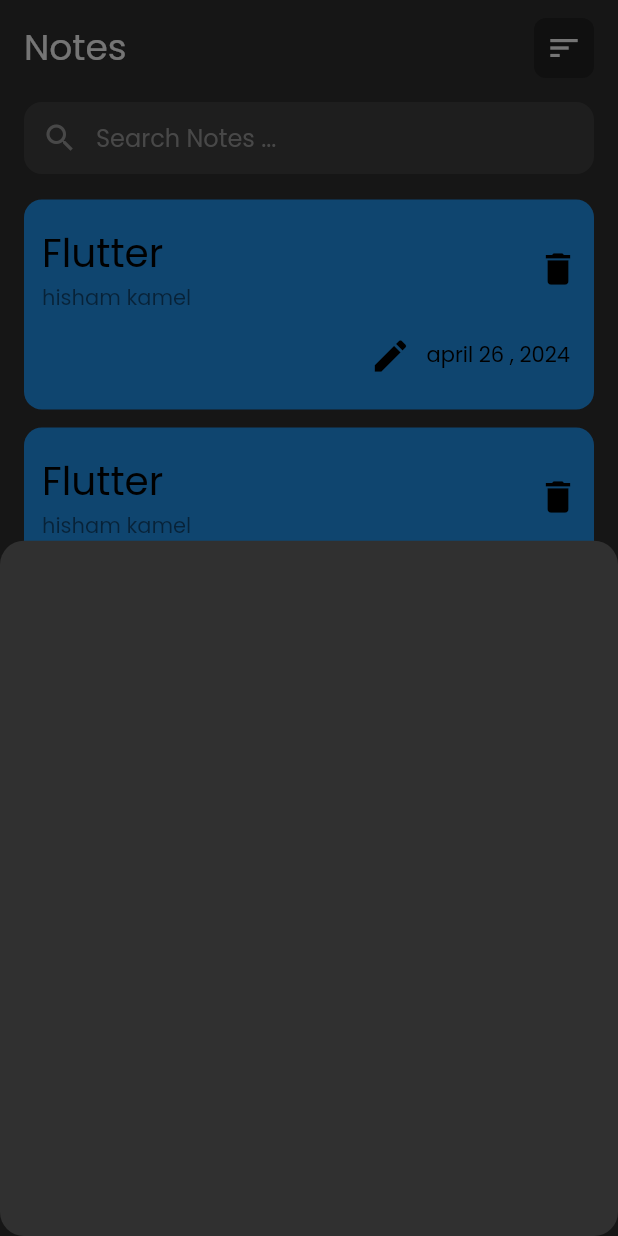
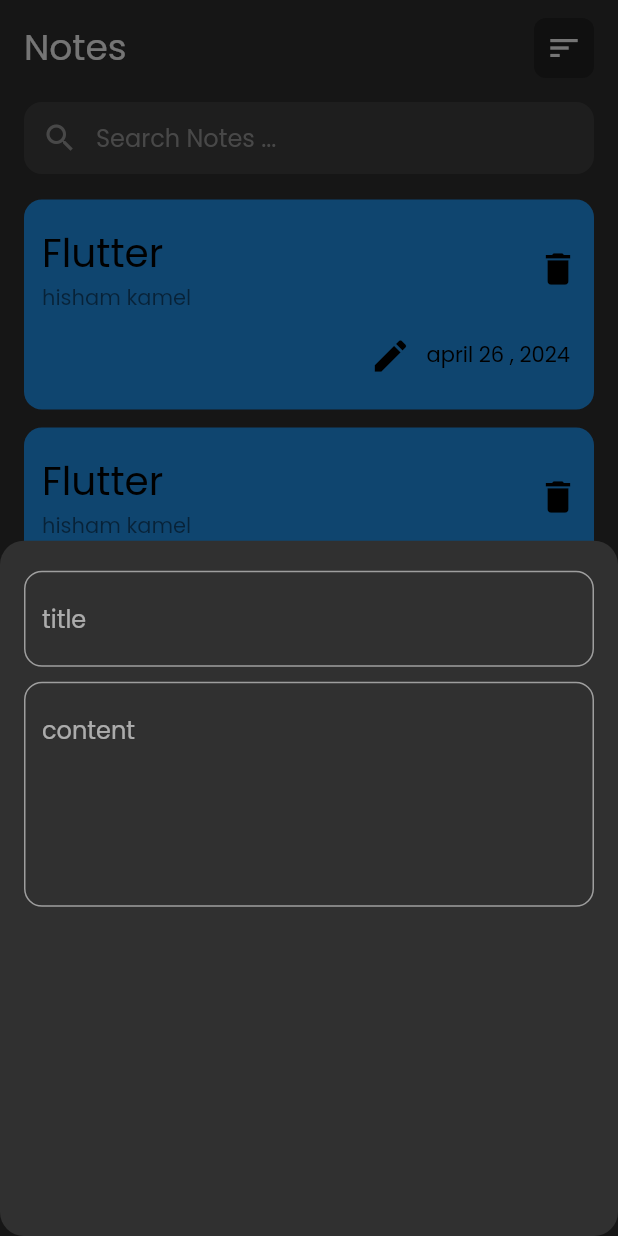
Before and after one commit to Hishamk99/my-notes, a Flutter app: the screen it shows after launch, after a tap on the "add" icon, on a phone screen of 412 x 824 dp. Run offline on Flutter 3.47's test engine with Material 3 defaults, Android fonts, the phone set to English and light mode, and no system bars.

Commit message:
add CustomAddAndEditTextField

```diff
--- a/lib/screen/home_page.dart
+++ b/lib/screen/home_page.dart
@@ -1,4 +1,5 @@
 import 'package:flutter/material.dart';
+import 'package:my_notes/widgets/custom_add_edit_text_field.dart';
 import 'package:my_notes/widgets/notes_view_body.dart';
 
 class NotesPage extends StatelessWidget {
@@ -18,7 +19,8 @@ class NotesPage extends StatelessWidget {
               context: context,
               builder: (context) {
                 return const AddNoteButtomSheet();
-                });
+              },
+            );
           },
           child: const Icon(
             Icons.add,
@@ -35,6 +37,25 @@ class AddNoteButtomSheet extends StatelessWidget {
 
   @override
   Widget build(BuildContext context) {
-    return Container();
+    return const Padding(
+      padding: EdgeInsets.symmetric(horizontal: 16),
+      child: Column(
+        children: [
+          SizedBox(
+            height: 20,
+          ),
+          CustomAddAndEditTextField(
+            text: 'title',
+          ),
+          SizedBox(
+            height: 10,
+          ),
+          CustomAddAndEditTextField(
+            text: 'content',
+            maxLines: 5,
+          ),
+        ],
+      ),
+    );
   }
 }
--- /dev/null
+++ b/lib/widgets/custom_add_edit_text_field.dart
@@ -0,0 +1,29 @@
+import 'package:flutter/material.dart';
+
+class CustomAddAndEditTextField extends StatelessWidget {
+  const CustomAddAndEditTextField({
+    super.key,
+    required this.text,
+    this.maxLines = 1,
+  });
+  final String text;
+  final int maxLines;
+  @override
+  Widget build(BuildContext context) {
+    return TextField(
+      maxLines: maxLines,
+      cursorColor: Colors.grey,
+      decoration: InputDecoration(
+        hintText: text,
+        enabledBorder: OutlineInputBorder(
+          borderRadius: BorderRadius.circular(12),
+          borderSide: const BorderSide(color: Colors.grey),
+        ),
+        focusedBorder: OutlineInputBorder(
+          borderRadius: BorderRadius.circular(12),
+          borderSide: const BorderSide(color: Colors.grey),
+        ),
+      ),
+    );
+  }
+}
--- a/lib/widgets/notes_view_body.dart
+++ b/lib/widgets/notes_view_body.dart
@@ -1,7 +1,7 @@
 import 'package:flutter/material.dart';
 import 'package:flutter/widgets.dart';
 import 'package:my_notes/widgets/custom_app_bar.dart';
-import 'custom_text_field.dart';
+import 'custom_search_text_field.dart';
 import 'items_list_view.dart';
 
 class NotesViewBody extends StatelessWidget {
```
Also changed, not shown: lib/widgets/custom_search_text_field.dart (renamed from lib/widgets/custom_text_field.dart). Lines whose indentation alone changed are shown as unchanged.
